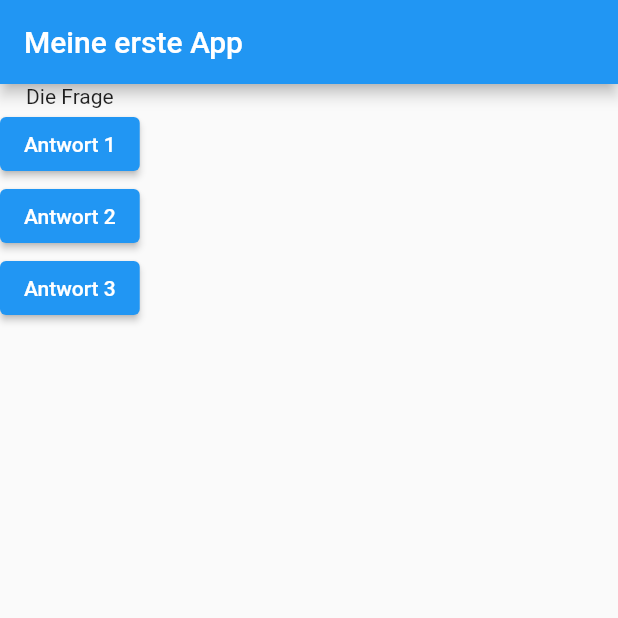
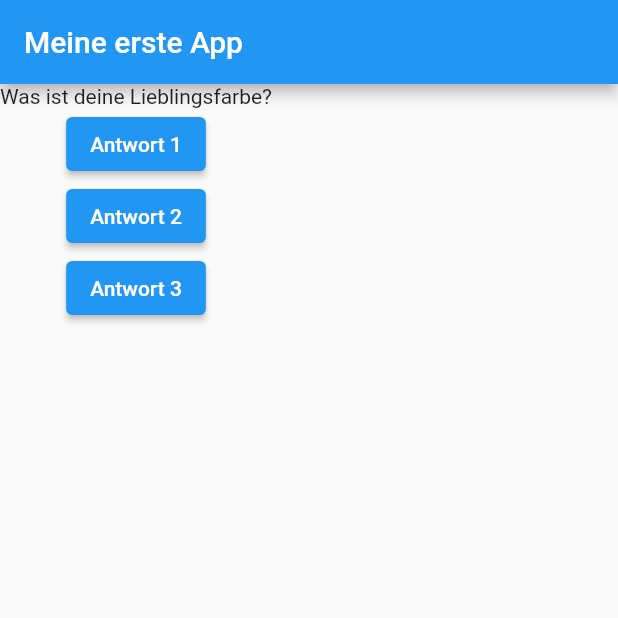
Before and after one commit to NightmindOfficial/fl_quiz, a Flutter app: the screen it shows after launch, after a tap on "Antwort 1", on a phone screen of 412 x 824 dp, the top half of it. Run offline on Flutter 3.47's test engine with Material 2 defaults, Android fonts, the light colour scheme and no system bars.

Commit message:
Video 31

```diff
--- a/lib/main.dart
+++ b/lib/main.dart
@@ -7,7 +7,10 @@
 void main() => runApp(MyApp());
 
 class MyApp extends StatelessWidget {
+  var questionIndex = 0;
+
   void answerQuestion() {
+    questionIndex++;
     print('Antwort gewählt.');
   }
 
@@ -30,7 +33,7 @@
         ),
         body: Column(
           children: <Widget>[
-            const Text('Die Frage'),
+            Text(questions[questionIndex]),
             ElevatedButton(
               onPressed: answerQuestion,
               child: const Text('Antwort 1'),
```
